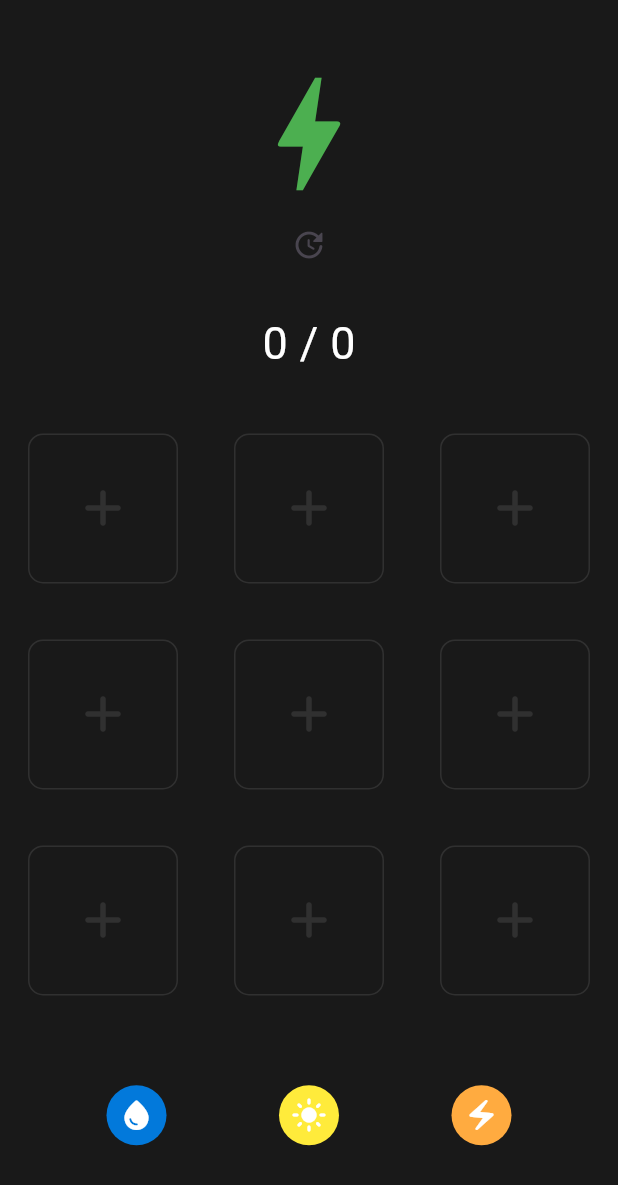
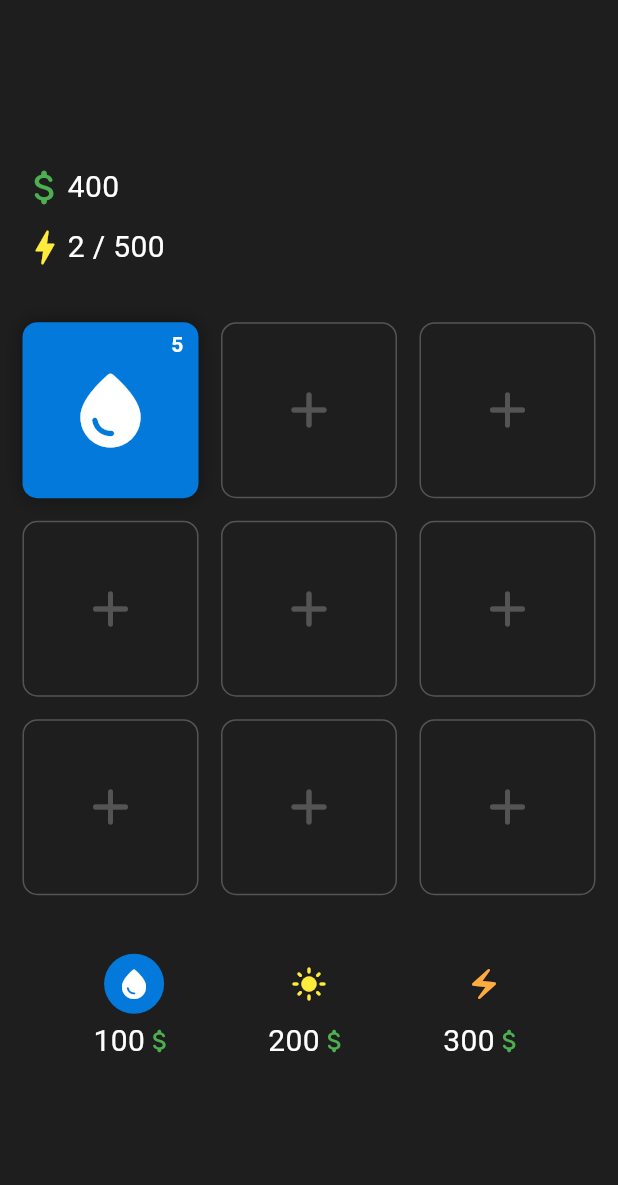
Before and after one commit to Justinthxd/energy-plant, a Flutter app: the Level1 screen opened by its route, after a tap on the "add" icon, on a phone screen of 412 x 824 dp. Shown: the top 1185 px of the screen. Run offline on Flutter 3.47's test engine with Material 2 defaults, Android fonts, the phone set to English and light mode, and no system bars; our stand-ins replace go_router.

Commit message:
Provider

```diff
--- a/lib/data/dictionary/dictionary.dart
+++ b/lib/data/dictionary/dictionary.dart
@@ -30,3 +30,13 @@ String getName(PlantType type) {
     PlantType.nuclearPlant => 'Nuclear',
   };
 }
+
+int getPrice(PlantType type) {
+  return switch (type) {
+    PlantType.hydroPlant => 100,
+    PlantType.solarPlant => 200,
+    PlantType.electricPlant => 300,
+    PlantType.chemicalPlant => 400,
+    PlantType.nuclearPlant => 500,
+  };
+}
--- a/lib/data/models/plant.dart
+++ b/lib/data/models/plant.dart
@@ -36,11 +36,11 @@ class PlantModel {
 
   int getPrice() {
     return switch (type) {
-      PlantType.hydroPlant => 1,
-      PlantType.solarPlant => 5,
-      PlantType.electricPlant => 7,
-      PlantType.chemicalPlant => 10,
-      PlantType.nuclearPlant => 20,
+      PlantType.hydroPlant => 100,
+      PlantType.solarPlant => 200,
+      PlantType.electricPlant => 300,
+      PlantType.chemicalPlant => 1000,
+      PlantType.nuclearPlant => 2000,
     };
   }
 
--- a/lib/design/levels/level_1/bloc/level1_bloc.dart
+++ /dev/null
@@ -1,24 +0,0 @@
-import 'dart:async';
-
-import 'package:energy_builder/data/models/plant.dart';
-import 'package:flutter_bloc/flutter_bloc.dart';
-
-part 'level1_event.dart';
-part 'level1_state.dart';
-
-class Level1Bloc extends Bloc<Level1Event, Level1State> {
-  Level1Bloc() : super(Level1State()) {
-    on<Level1Event>((event, emit) {
-      if (event is TogglePlant) {
-        emit(state.copyWith(
-            plants: state.plants
-                .map((plant) => plant.id == event.plant.id
-                    ? plant.copyWith(isActive: !plant.isActive)
-                    : plant)
-                .toList()));
-      } else if (event is TestEvent) {
-        state.test();
-      }
-    });
-  }
-}
--- a/lib/design/levels/level_1/bloc/level1_event.dart
+++ /dev/null
@@ -1,15 +0,0 @@
-part of 'level1_bloc.dart';
-
-abstract class Level1Event {
-  const Level1Event();
-}
-
-class TogglePlant extends Level1Event {
-  final PlantModel plant;
-
-  const TogglePlant(this.plant);
-}
-
-class TestEvent extends Level1Event {
-  const TestEvent();
-}
--- a/lib/design/levels/level_1/bloc/level1_state.dart
+++ /dev/null
@@ -1,54 +0,0 @@
-// ignore_for_file: public_member_api_docs, sort_constructors_first
-part of 'level1_bloc.dart';
-
-class Level1State {
-  List<PlantModel> plants;
-  PlantType type;
-  int energy;
-  int targetEnergy;
-  int money;
-
-  Level1State({
-    this.plants = const [
-      PlantModel(id: 0),
-      PlantModel(id: 1),
-      PlantModel(id: 2),
-      PlantModel(id: 3),
-      PlantModel(id: 4),
-      PlantModel(id: 5),
-      PlantModel(id: 6),
-      PlantModel(id: 7),
-      PlantModel(id: 8),
-    ],
-    this.type = PlantType.hydroPlant,
-    this.energy = 0,
-    this.targetEnergy = 0,
-    this.money = 0,
-  });
-
-  Level1State copyWith({
-    List<PlantModel>? plants,
-    PlantType? type,
-    int? energy,
-    int? targetEnergy,
-    int? money,
-  }) {
-    return Level1State(
-      type: type ?? this.type,
-      energy: energy ?? this.energy,
-      targetEnergy: targetEnergy ?? this.targetEnergy,
-      money: money ?? this.money,
-      plants: plants ?? this.plants,
-    );
-  }
-
-  // - - - - - - - - - - - - - - - - - - - //
-
-  test() {
-    print('Timer is starting...');
-    Timer.periodic(const Duration(seconds: 1), (timer) {
-      print('Timer is running...');
-      energy += 1;
-    });
-  }
-}
--- a/lib/design/levels/level_1/level_1.dart
+++ b/lib/design/levels/level_1/level_1.dart
@@ -1,11 +1,11 @@
-import 'dart:async';
-
 import 'package:energy_builder/data/models/plant.dart';
-import 'package:energy_builder/design/levels/level_1/bloc/level1_bloc.dart';
+import 'package:energy_builder/design/levels/level_1/provider.dart';
+import 'package:energy_builder/design/widgets/option_panel.dart';
+import 'package:energy_builder/design/widgets/panel.dart';
 import 'package:energy_builder/design/widgets/plant.dart';
 import 'package:flutter/material.dart';
-import 'package:flutter_bloc/flutter_bloc.dart';
 import 'package:go_router/go_router.dart';
+import 'package:provider/provider.dart';
 
 import '../../widgets/plant_option.dart';
 
@@ -17,86 +17,44 @@ class Level1 extends StatefulWidget {
 }
 
 class _Level1State extends State<Level1> {
-  Timer timer = Timer(const Duration(), () {});
-
-  @override
-  void initState() {
-    super.initState();
-    timer = Timer.periodic(const Duration(seconds: 1), (timer) {
-      setState(() {});
-    });
-  }
-
-  @override
-  void dispose() {
-    timer.cancel();
-    super.dispose();
-  }
-
   @override
   Widget build(BuildContext context) {
     final size = MediaQuery.of(context).size;
-    final bloc = context.watch<Level1Bloc>();
+    final provider = context.watch<Level1Provider>();
     return Scaffold(
       body: Container(
         decoration: const BoxDecoration(
-          color: Color.fromRGBO(25, 25, 25, 1),
+          color: Color.fromRGBO(30, 30, 30, 1),
         ),
         child: Column(
           mainAxisAlignment: MainAxisAlignment.center,
           children: [
-            const Icon(
-              Icons.bolt,
-              size: 100,
-              color: Colors.green,
-            ),
-            IconButton(
-              onPressed: () {
-                context.pop();
-              },
-              icon: const Icon(
-                Icons.update_rounded,
-              ),
-            ),
-            const SizedBox(height: 20),
-            Text(
-              '${bloc.state.energy} / ${bloc.state.targetEnergy}',
-              style: const TextStyle(
-                color: Colors.white,
-                fontSize: 30,
-              ),
+            Panel(
+              energy: provider.energy,
+              targetEnergy: provider.targetEnergy,
+              money: provider.money,
             ),
             const SizedBox(height: 20),
             Container(
               height: size.height * 0.5,
               decoration: const BoxDecoration(),
               child: GridView.builder(
-                padding: const EdgeInsets.all(0),
+                padding: const EdgeInsets.all(15),
                 physics: const NeverScrollableScrollPhysics(),
                 gridDelegate: const SliverGridDelegateWithFixedCrossAxisCount(
                   crossAxisCount: 3,
+                  mainAxisSpacing: 15,
+                  crossAxisSpacing: 15,
                 ),
-                itemCount: bloc.state.plants.length,
+                itemCount: provider.plants.length,
                 itemBuilder: (context, index) {
-                  final plant = bloc.state.plants[index];
+                  final plant = provider.plants[index];
                   return WidgetPlant(plant: plant);
                 },
               ),
             ),
             const SizedBox(height: 20),
-            // add menu to change the plant type
-            Container(
-              height: size.height * 0.1,
-              decoration: const BoxDecoration(),
-              child: const Row(
-                mainAxisAlignment: MainAxisAlignment.spaceEvenly,
-                children: [
-                  PlantOption(type: PlantType.hydroPlant),
-                  PlantOption(type: PlantType.solarPlant),
-                  PlantOption(type: PlantType.electricPlant),
-                ],
-              ),
-            ),
+            const OptionPanel(),
           ],
         ),
       ),
--- /dev/null
+++ b/lib/design/levels/level_1/provider.dart
@@ -0,0 +1,142 @@
+import 'dart:async';
+
+import 'package:energy_builder/data/models/plant.dart';
+import 'package:flutter/material.dart';
+
+class Level1Provider extends ChangeNotifier {
+  List<PlantModel> plants = [
+    for (int i = 0; i < 9; i++)
+      PlantModel(
+        id: i,
+      ),
+  ];
+
+  List<PlantModel> get getPlants => plants;
+
+  set setPlants(List<PlantModel> plants) {
+    this.plants = plants;
+    notifyListeners();
+  }
+
+  int money = 500;
+
+  int get getMoney => money;
+
+  set setMoney(int money) {
+    this.money = money;
+    notifyListeners();
+  }
+
+  PlantType currentPlantType = PlantType.hydroPlant;
+
+  PlantType get getCurrentPlantType => currentPlantType;
+
+  set setCurrentPlantType(PlantType currentPlantType) {
+    this.currentPlantType = currentPlantType;
+    notifyListeners();
+  }
+
+  // - - - - - - - - - - - - - - - - - - - - //
+
+  int energy = 0;
+
+  int targetEnergy = 500;
+
+  int get getEnergy => energy;
+
+  set setEnergy(int energy) {
+    this.energy = energy;
+    notifyListeners();
+  }
+
+  int get getTargetEnergy => targetEnergy;
+
+  set setTargetEnergy(int targetEnergy) {
+    this.targetEnergy = targetEnergy;
+    notifyListeners();
+  }
+
+  // - - - - - - - - - - - - - - - - - - - - //
+
+  Timer timer = Timer(Duration.zero, () {});
+
+  startTimer() {
+    if (!plants.any((plant) => plant.isActive)) {
+      timer.cancel();
+      return;
+    }
+
+    if (!timer.isActive) {
+      timer = Timer.periodic(const Duration(seconds: 1), (timer) {
+        if (energy < targetEnergy) {
+          logic();
+          notifyListeners();
+        } else {
+          timer.cancel();
+        }
+      });
+    }
+  }
+
+  stopTimer() {
+    timer.cancel();
+  }
+
+  // - - - - - - - - - - - - - - - - - - - - //
+
+  void activatePlant(PlantModel plant) {
+    if (plant.isActive) {
+      return;
+    }
+
+    final index = plants.indexWhere((element) => element.id == plant.id);
+
+    plants[index] = plant.copyWith(
+      type: currentPlantType,
+    );
+
+    // Price - - - - - - - //
+
+    if (money < plants[index].getPrice()) {
+      return;
+    }
+
+    setMoney = (money - plants[index].getPrice());
+
+    if (money < 0) {
+      setMoney = 0;
+    }
+
+    // Active it - - - - - //
+
+    plants[index] = plant.copyWith(
+      isActive: true,
+      type: currentPlantType,
+    );
+
+    startTimer();
+    notifyListeners();
+  }
+
+  void buyPlant(PlantModel plant) {}
+
+  // - - - - - - - - - - - - - - - - - - - - //
+
+  void logic() {
+    final activePlants = plants.where((plant) => plant.isActive).toList();
+
+    for (var i = 0; i < activePlants.length; i++) {
+      setEnergy = energy + activePlants[i].getEnergy();
+      if (energy > targetEnergy) {
+        setEnergy = targetEnergy;
+        // finished();
+      }
+    }
+  }
+
+  void finished() {
+    for (var i = 0; i < plants.length; i++) {
+      plants[i] = plants[i].copyWith(isActive: false);
+    }
+  }
+}
--- a/lib/design/widgets/block.dart
+++ b/lib/design/widgets/block.dart
@@ -6,18 +6,17 @@ class EmptyBlock extends StatelessWidget {
   @override
   Widget build(BuildContext context) {
     return Container(
-      height: 100,
-      width: 100,
+      alignment: Alignment.center,
       decoration: BoxDecoration(
         borderRadius: BorderRadius.circular(10),
         border: Border.all(
-          color: Colors.white10,
+          color: Colors.white24,
         ),
       ),
       child: const Icon(
         Icons.add_rounded,
         size: 40,
-        color: Colors.white10,
+        color: Colors.white24,
       ),
     );
   }
--- /dev/null
+++ b/lib/design/widgets/option_panel.dart
@@ -0,0 +1,25 @@
+import 'package:energy_builder/design/widgets/plant_option.dart';
+import 'package:flutter/material.dart';
+
+import '../../data/models/plant.dart';
+
+class OptionPanel extends StatelessWidget {
+  const OptionPanel({super.key});
+
+  @override
+  Widget build(BuildContext context) {
+    final size = MediaQuery.of(context).size;
+    return Container(
+      height: size.height * 0.1,
+      decoration: const BoxDecoration(),
+      child: const Row(
+        mainAxisAlignment: MainAxisAlignment.spaceEvenly,
+        children: [
+          PlantOption(type: PlantType.hydroPlant),
+          PlantOption(type: PlantType.solarPlant),
+          PlantOption(type: PlantType.electricPlant),
+        ],
+      ),
+    );
+  }
+}
--- /dev/null
+++ b/lib/design/widgets/panel.dart
@@ -0,0 +1,59 @@
+// ignore_for_file: public_member_api_docs, sort_constructors_first
+import 'package:flutter/material.dart';
+
+class Panel extends StatelessWidget {
+  const Panel({
+    Key? key,
+    required this.energy,
+    required this.targetEnergy,
+    required this.money,
+  }) : super(key: key);
+
+  final int energy;
+  final int targetEnergy;
+  final int money;
+
+  @override
+  Widget build(BuildContext context) {
+    return Container(
+      padding: const EdgeInsets.symmetric(horizontal: 15),
+      child: Column(
+        children: [
+          Row(
+            children: [
+              const Icon(
+                Icons.attach_money_rounded,
+                color: Colors.green,
+                size: 30,
+              ),
+              Text(
+                '$money',
+                style: const TextStyle(
+                  color: Colors.white,
+                  fontSize: 20,
+                ),
+              ),
+            ],
+          ),
+          const SizedBox(height: 10),
+          Row(
+            children: [
+              const Icon(
+                Icons.bolt_rounded,
+                color: Colors.yellow,
+                size: 30,
+              ),
+              Text(
+                '$energy / $targetEnergy',
+                style: const TextStyle(
+                  color: Colors.white,
+                  fontSize: 20,
+                ),
+              ),
+            ],
+          ),
+        ],
+      ),
+    );
+  }
+}
--- a/lib/design/widgets/plant.dart
+++ b/lib/design/widgets/plant.dart
@@ -1,10 +1,11 @@
-import 'package:energy_builder/design/levels/level_1/bloc/level1_bloc.dart';
 import 'package:flutter/material.dart';
 
 import 'package:energy_builder/data/dictionary/dictionary.dart';
 import 'package:energy_builder/data/models/plant.dart';
 import 'package:energy_builder/design/widgets/block.dart';
-import 'package:flutter_bloc/flutter_bloc.dart';
+import 'package:provider/provider.dart';
+
+import '../levels/level_1/provider.dart';
 
 class WidgetPlant extends StatelessWidget {
   const WidgetPlant({
@@ -16,18 +17,15 @@ class WidgetPlant extends StatelessWidget {
 
   @override
   Widget build(BuildContext context) {
-    final bloc = context.watch<Level1Bloc>();
+    final provider = context.watch<Level1Provider>();
     return GestureDetector(
       onTap: () {
-        // bloc.add(TogglePlant(plant));
-        bloc.add(TestEvent());
+        provider.activatePlant(plant);
       },
       child: AnimatedSwitcher(
         duration: const Duration(seconds: 1),
         child: plant.isActive
             ? Container(
-                height: 100,
-                width: 100,
                 decoration: BoxDecoration(
                   color: getColor(plant.type),
                   borderRadius: BorderRadius.circular(10),
--- a/lib/design/widgets/plant_option.dart
+++ b/lib/design/widgets/plant_option.dart
@@ -1,6 +1,8 @@
 import 'package:energy_builder/data/models/plant.dart';
 import 'package:flutter/material.dart';
+import 'package:provider/provider.dart';
 import '../../data/dictionary/dictionary.dart';
+import '../levels/level_1/provider.dart';
 
 class PlantOption extends StatelessWidget {
   const PlantOption({super.key, required this.type});
@@ -9,15 +11,42 @@ class PlantOption extends StatelessWidget {
 
   @override
   Widget build(BuildContext context) {
-    return IconButton(
+    final provider = context.watch<Level1Provider>();
+    return Column(
+      children: [
+        IconButton(
           style: IconButton.styleFrom(
-        backgroundColor: getColor(type),
+            backgroundColor: provider.currentPlantType == type
+                ? getColor(type)
+                : Colors.transparent,
           ),
-      onPressed: () {},
+          onPressed: () {
+            provider.setCurrentPlantType = type;
+          },
           icon: Icon(
             getIcon(type),
+            color: provider.currentPlantType == type
+                ? Colors.white
+                : getColor(type),
+          ),
+        ),
+        Row(
+          children: [
+            Text(
+              '${getPrice(type)}',
+              style: const TextStyle(
                 color: Colors.white,
+                fontSize: 20,
               ),
+            ),
+            const Icon(
+              Icons.attach_money_rounded,
+              color: Colors.green,
+              size: 20,
+            ),
+          ],
+        ),
+      ],
     );
   }
 }
--- a/lib/logic/main/main_bloc.dart
+++ /dev/null
@@ -1,13 +0,0 @@
-import 'package:bloc/bloc.dart';
-import 'package:meta/meta.dart';
-
-part 'main_event.dart';
-part 'main_state.dart';
-
-class MainBloc extends Bloc<MainEvent, MainState> {
-  MainBloc() : super(MainInitial()) {
-    on<MainEvent>((event, emit) {
-      // TODO: implement event handler
-    });
-  }
-}
--- a/lib/logic/main/main_event.dart
+++ /dev/null
@@ -1,4 +0,0 @@
-part of 'main_bloc.dart';
-
-@immutable
-abstract class MainEvent {}
--- a/lib/logic/main/main_state.dart
+++ /dev/null
@@ -1,6 +0,0 @@
-part of 'main_bloc.dart';
-
-@immutable
-abstract class MainState {}
-
-class MainInitial extends MainState {}
--- a/lib/main.dart
+++ b/lib/main.dart
@@ -1,7 +1,7 @@
 import 'package:energy_builder/config/router/router.dart';
-import 'package:energy_builder/design/levels/level_1/bloc/level1_bloc.dart';
+import 'package:energy_builder/design/levels/level_1/provider.dart';
 import 'package:flutter/material.dart';
-import 'package:flutter_bloc/flutter_bloc.dart';
+import 'package:provider/provider.dart';
 
 import 'config/theme/theme.dart';
 
@@ -12,11 +12,11 @@ class MyApp extends StatelessWidget {
 
   @override
   Widget build(BuildContext context) {
-    return MultiBlocProvider(
+    return MultiProvider(
       providers: [
-        BlocProvider(
-          create: (context) => Level1Bloc(),
-        )
+        ChangeNotifierProvider(
+          create: (_) => Level1Provider(),
+        ),
       ],
       child: MaterialApp.router(
         debugShowCheckedModeBanner: false,
--- a/pubspec.yaml
+++ b/pubspec.yaml
@@ -29,11 +29,10 @@ environment:
 # versions available, run `flutter pub outdated`.
 dependencies:
   cupertino_icons: ^1.0.2
-  equatable: ^2.0.5
   flutter:
     sdk: flutter
-  flutter_bloc: ^8.1.3
   go_router: ^8.0.2
+  provider: ^6.0.5
 
 dev_dependencies:
   flutter_lints: ^2.0.0
```
Also changed, not shown: pubspec.lock. Lines whose indentation alone changed are shown as unchanged.
